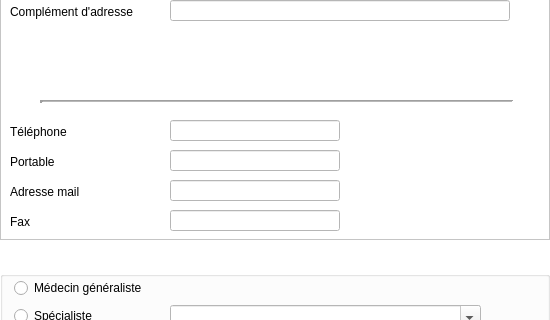
Old version of the form Dialogs/dlg_identificationcorresp.ui in the repository ukinoki/Rufus; both pictures show x 0 to 550 and y 190 to 510 of the 550 by 640 pixel window.
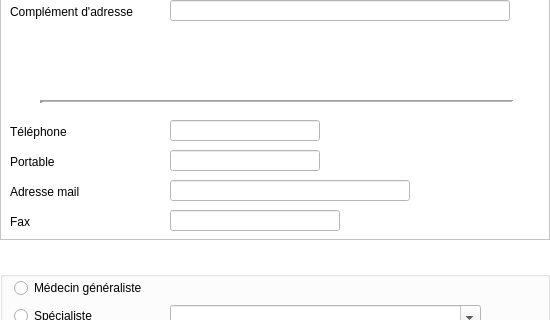
New version of the form. Custom widgets are drawn as their Qt base class.

Patch:
```diff
--- a/Dialogs/dlg_identificationcorresp.ui
+++ b/Dialogs/dlg_identificationcorresp.ui
@@ -146,7 +146,7 @@
      <rect>
       <x>170</x>
       <y>310</y>
-      <width>170</width>
+      <width>150</width>
       <height>21</height>
      </rect>
     </property>
@@ -213,7 +213,7 @@
      <rect>
       <x>170</x>
       <y>370</y>
-      <width>170</width>
+      <width>240</width>
       <height>21</height>
      </rect>
     </property>
@@ -486,7 +486,7 @@
      <rect>
       <x>170</x>
       <y>340</y>
-      <width>170</width>
+      <width>150</width>
       <height>21</height>
      </rect>
     </property>
```
